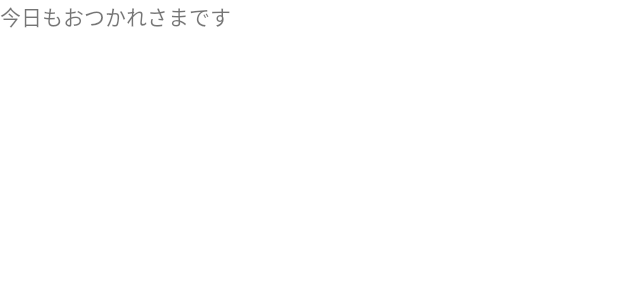
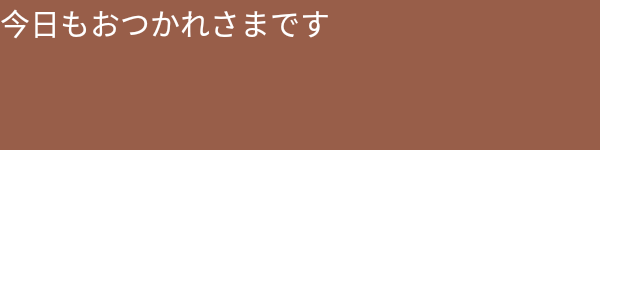
Before and after one commit to ogoogo/FeelingRecorder, an Android app: the layout new_app_widget.xml on its own in the app's theme, with its tools: preview values and no code run, on a phone screen of 412 x 824 dp. Shown: the top 300 px of the screen. Run offline under Robolectric (Android 15) with nearby library versions, the phone set to English and light mode, and no system bars.

```diff
--- a/app/src/main/java/com/pico/ogoshi/feelingrecorder/NewAppWidget.kt
+++ b/app/src/main/java/com/pico/ogoshi/feelingrecorder/NewAppWidget.kt
@@ -54,7 +54,7 @@ internal fun updateAppWidget(context: Context, appWidgetManager: AppWidgetManage
 
     if (goodData?.quoteOrNot==true){
         views.setTextViewText(R.id.widgetContent,quote)
-        views.setTextViewText(R.id.widgetPerson,person+"より")
+        views.setTextViewText(R.id.widgetPerson,person)
     }else{
         views.setTextViewText(R.id.widgetContent,content)
     }
--- a/app/src/main/java/com/pico/ogoshi/feelingrecorder/WritingActivity.kt
+++ b/app/src/main/java/com/pico/ogoshi/feelingrecorder/WritingActivity.kt
@@ -49,15 +49,17 @@ class WritingActivity : AppCompatActivity() {
         otherButton.setOnClickListener {
             quoteOrNot=false
             PersonEditText.isVisible=false
+            textField.isVisible=false
             textView2.isVisible=false
-            eventText.hint="出来事"
+            textField3.setHint("出来事")
             textView3.isVisible=false
         }
         quoteButton.setOnClickListener {
             quoteOrNot=true
             PersonEditText.isVisible=true
+            textField.isVisible=true
             textView2.isVisible=true
-            eventText.hint="セリフ"
+            textField3.setHint("セリフ")
             textView3.isVisible=true
         }
 
--- a/app/src/main/res/layout/new_app_widget.xml
+++ b/app/src/main/res/layout/new_app_widget.xml
@@ -1,30 +1,39 @@
 <RelativeLayout xmlns:android="http://schemas.android.com/apk/res/android"
                 android:theme="@style/ThemeOverlay.FeelingRecorder.AppWidgetContainer"
-                android:background="@color/light_blue_50"
-                android:layout_width="match_parent"
-                android:layout_height="wrap_content"
+                android:background="@color/purple_500"
+                android:layout_width="400dp"
+                android:layout_height="100dp"
                 android:padding="@dimen/widget_margin">
     <LinearLayout
             android:orientation="vertical"
             android:layout_width="match_parent"
-            android:layout_height="wrap_content">
+            android:layout_height="match_parent">
         <TextView
                 android:text="今日もおつかれさまです"
                 android:layout_width="wrap_content"
-                android:layout_height="wrap_content" android:id="@+id/appwidget_text"/>
+                android:layout_height="44dp" android:id="@+id/appwidget_text" android:textSize="20sp"
+                android:textColor="#FFFFFF"/>
         <LinearLayout
                 android:orientation="horizontal"
                 android:layout_width="match_parent"
                 android:layout_height="match_parent">
             <TextView
-                    android:layout_width="0dp"
-                    android:layout_height="wrap_content" android:id="@+id/widgetDate" android:layout_weight="1"/>
-            <TextView
-                    android:layout_width="0dp"
-                    android:layout_height="wrap_content" android:id="@+id/widgetContent" android:layout_weight="3"/>
-            <TextView
-                    android:layout_width="0dp"
-                    android:layout_height="wrap_content" android:id="@+id/widgetPerson" android:layout_weight="1"/>
+                    android:layout_width="match_parent"
+                    android:layout_height="match_parent" android:id="@+id/widgetDate" android:layout_weight="5"
+                    android:textColor="#FFFFFF" android:textSize="18sp" android:layout_gravity="center"/>
+            <LinearLayout
+                    android:orientation="vertical"
+                    android:layout_width="match_parent"
+                    android:layout_height="match_parent" android:layout_weight="1">
+                <TextView
+                        android:layout_width="match_parent"
+                        android:layout_height="match_parent" android:id="@+id/widgetContent" android:layout_weight="3"
+                        android:textColor="#FFFFFF" android:textSize="18sp"/>
+                <TextView
+                        android:layout_width="match_parent"
+                        android:layout_height="match_parent" android:id="@+id/widgetPerson" android:layout_weight="3"
+                        android:textColor="#FFFFFF" android:textSize="18sp"/>
+            </LinearLayout>
         </LinearLayout>
     </LinearLayout>
 </RelativeLayout>
--- a/app/src/main/res/xml/new_app_widget_info.xml
+++ b/app/src/main/res/xml/new_app_widget_info.xml
@@ -1,11 +1,10 @@
 <?xml version="1.0" encoding="utf-8"?>
 <appwidget-provider xmlns:android="http://schemas.android.com/apk/res/android"
-                    android:minWidth="40dp"
-                    android:minHeight="40dp"
+                    android:minWidth="200dp"
+                    android:minHeight="80dp"
                     android:updatePeriodMillis="10800000"
                     android:previewImage="@drawable/example_appwidget_preview"
                     android:initialLayout="@layout/new_app_widget"
-                    android:resizeMode="horizontal|vertical"
                     android:widgetCategory="home_screen"
                     android:initialKeyguardLayout="@layout/new_app_widget">
 </appwidget-provider>
```
Also changed, not shown: app/src/main/java/com/pico/ogoshi/feelingrecorder/DetailActivity.kt (+8 -0 lines), app/src/main/java/com/pico/ogoshi/feelingrecorder/MainActivity.kt (+11 -0 lines), app/src/main/java/com/pico/ogoshi/feelingrecorder/SavedActivity.kt (+9 -0 lines), app/src/main/res/layout/activity_main.xml (+11 -1 lines), app/src/main/res/layout/activity_writing.xml (+7 -4 lines).
